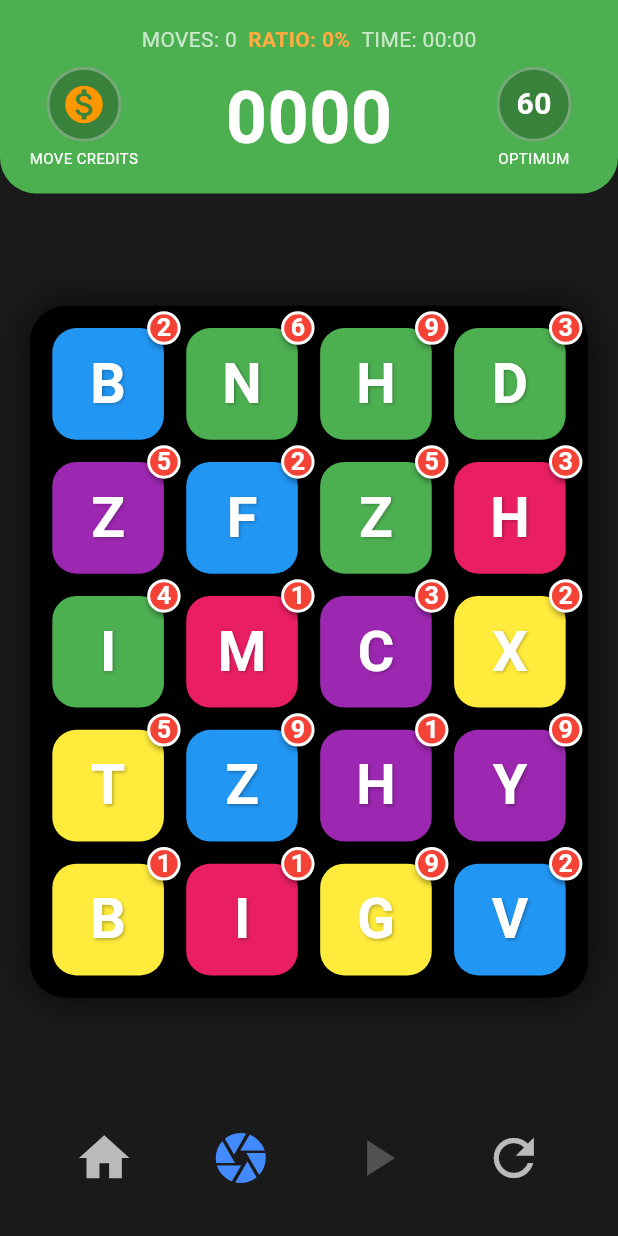
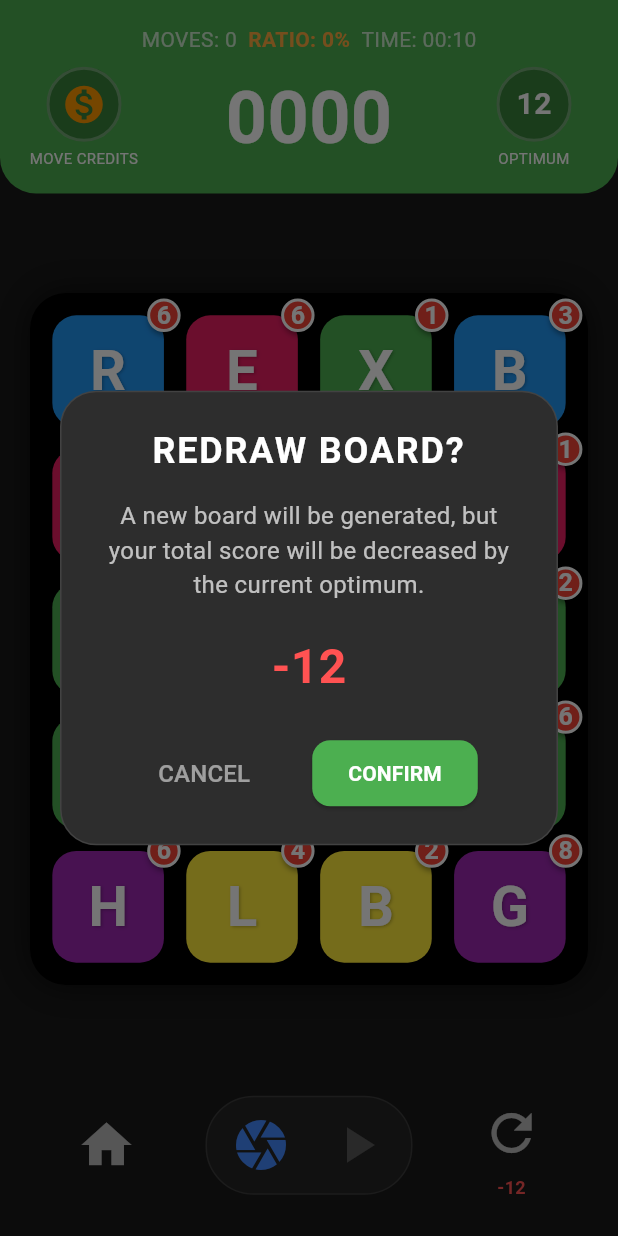
Before and after one commit to RettPop/badger, a Flutter app: the screen it shows after launch, item 2 of the bottom bar chosen, after a tap on the "refresh" icon, on a phone screen of 412 x 824 dp. Run offline on Flutter 3.47's test engine with Material 3 defaults, Android fonts, the light colour scheme and no system bars.

Commit message:
Added confirmation dialog on the board redraw by request.

```diff
--- a/lib/domain/logic/game_state.dart
+++ b/lib/domain/logic/game_state.dart
@@ -74,7 +74,10 @@ class GameState extends ChangeNotifier {
     notifyListeners();
   }
 
-  void initializeBoard() {
+  void initializeBoard({bool deductScore = false}) {
+    if (deductScore) {
+      totalScore = max(0, totalScore - optimumScore);
+    }
     tiles.clear();
     lastMoveScore = 0;
     optimumScore = 0;
--- a/lib/presentation/screens/game_screen.dart
+++ b/lib/presentation/screens/game_screen.dart
@@ -187,6 +187,75 @@ class _GameScreenState extends State<GameScreen> {
     );
   }
 
+  void _showRefreshConfirmation() {
+    showDialog(
+      context: context,
+      builder: (context) => AlertDialog(
+        backgroundColor: const Color(0xFF2D2D2D),
+        shape: RoundedRectangleBorder(
+          borderRadius: BorderRadius.circular(24),
+          side: const BorderSide(color: Colors.white10, width: 1),
+        ),
+        title: const Text(
+          'REDRAW BOARD?',
+          textAlign: TextAlign.center,
+          style: TextStyle(
+            color: Colors.white,
+            fontWeight: FontWeight.bold,
+            letterSpacing: 1.2,
+          ),
+        ),
+        content: Column(
+          mainAxisSize: MainAxisSize.min,
+          children: [
+            const Text(
+              'A new board will be generated, but your total score will be decreased by the current optimum.',
+              textAlign: TextAlign.center,
+              style: TextStyle(color: Colors.white70, fontSize: 16),
+            ),
+            const SizedBox(height: 20),
+            Text(
+              '-${_gameState.optimumScore}',
+              style: const TextStyle(
+                color: Colors.redAccent,
+                fontSize: 32,
+                fontWeight: FontWeight.bold,
+              ),
+            ),
+          ],
+        ),
+        actionsAlignment: MainAxisAlignment.spaceEvenly,
+        actions: [
+          TextButton(
+            onPressed: () => Navigator.of(context).pop(),
+            child: const Text(
+              'CANCEL',
+              style: TextStyle(color: Colors.white54, fontSize: 16),
+            ),
+          ),
+          ElevatedButton(
+            onPressed: () {
+              Navigator.of(context).pop();
+              _gameState.initializeBoard(deductScore: true);
+            },
+            style: ElevatedButton.styleFrom(
+              backgroundColor: Colors.green,
+              foregroundColor: Colors.white,
+              shape: RoundedRectangleBorder(
+                borderRadius: BorderRadius.circular(12),
+              ),
+              padding: const EdgeInsets.symmetric(horizontal: 24, vertical: 12),
+            ),
+            child: const Text(
+              'CONFIRM',
+              style: TextStyle(fontWeight: FontWeight.bold),
+            ),
+          ),
+        ],
+      ),
+    );
+  }
+
   Widget _buildBottomBar() {
     return Padding(
       padding: const EdgeInsets.all(24.0),
@@ -197,15 +266,30 @@ class _GameScreenState extends State<GameScreen> {
             icon: const Icon(Icons.home, color: Colors.white70, size: 40),
             onPressed: () {},
           ),
+          // Grouped Snapshot & Continue
+          Container(
+            padding: const EdgeInsets.symmetric(horizontal: 8, vertical: 4),
+            decoration: BoxDecoration(
+              color: Colors.white.withOpacity(0.05),
+              borderRadius: BorderRadius.circular(32),
+              border: Border.all(color: Colors.white10, width: 1),
+            ),
+            child: Row(
+              mainAxisSize: MainAxisSize.min,
+              children: [
                 IconButton(
                   icon: Icon(
-              _gameState.isSnapshotMode ? Icons.camera : Icons.camera_outlined,
-              color:
-                  _gameState.isSnapshotMode ? Colors.blueAccent : Colors.white70,
+                    _gameState.isSnapshotMode
+                        ? Icons.camera
+                        : Icons.camera_outlined,
+                    color: _gameState.isSnapshotMode
+                        ? Colors.blueAccent
+                        : Colors.white70,
                     size: 40,
                   ),
                   onPressed: () => _gameState.toggleSnapshotMode(),
                 ),
+                const SizedBox(width: 8),
                 IconButton(
                   icon: Icon(
                     Icons.play_arrow,
@@ -218,9 +302,25 @@ class _GameScreenState extends State<GameScreen> {
                       ? () => _gameState.continueFromSnapshot()
                       : null,
                 ),
+              ],
+            ),
+          ),
+          Column(
+            mainAxisSize: MainAxisSize.min,
+            children: [
               IconButton(
                 icon: const Icon(Icons.refresh, color: Colors.white70, size: 40),
-            onPressed: () => _gameState.initializeBoard(),
+                onPressed: _showRefreshConfirmation,
+              ),
+              Text(
+                '-${_gameState.optimumScore}',
+                style: const TextStyle(
+                  color: Colors.redAccent,
+                  fontSize: 12,
+                  fontWeight: FontWeight.bold,
+                ),
+              ),
+            ],
           ),
         ],
       ),
```
Lines whose indentation alone changed are shown as unchanged.
